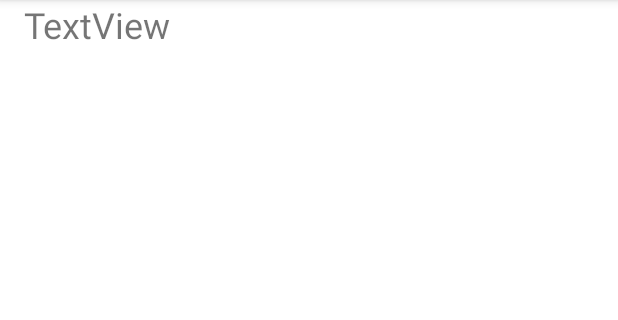
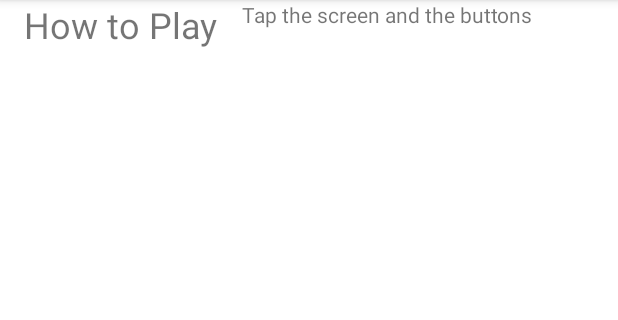
Before and after one commit to Fanadezz/ColorMyViewsRv, an Android app: the screen it shows after launch (MainActivity), on a phone screen of 412 x 824 dp, the part 84-404 px from its top. Run offline under Robolectric (Android 15) with nearby library versions, the phone set to English and light mode, and no system bars; Roboto replaces fonts that are not available here.

Commit message:
Add Info Label

```diff
--- a/app/src/main/res/layout/activity_main.xml
+++ b/app/src/main/res/layout/activity_main.xml
@@ -78,9 +78,20 @@
         android:layout_height="wrap_content"
         android:layout_marginStart="16dp"
         android:fontFamily="@font/roboto_thin"
-        android:text="TextView"
+        android:text="@string/how_to_play"
         android:textSize="24sp"
         app:layout_constraintStart_toStartOf="parent"
         tools:layout_editor_absoluteY="341dp" />
 
+    <TextView
+        android:id="@+id/info_text"
+        android:layout_width="0dp"
+        android:layout_height="wrap_content"
+        android:layout_marginStart="16dp"
+        android:layout_marginEnd="16dp"
+        android:text="@string/tap_the_boxes_and_buttons"
+        app:layout_constraintEnd_toEndOf="parent"
+        app:layout_constraintStart_toEndOf="@+id/label_text"
+        tools:layout_editor_absoluteY="479dp" />
+
 </androidx.constraintlayout.widget.ConstraintLayout>
--- a/app/src/main/res/values/strings.xml
+++ b/app/src/main/res/values/strings.xml
@@ -8,4 +8,6 @@
     <string name="button_red">RED</string>
     <string name="button_yellow">YELLOW </string>
     <string name="button_green">GREEN </string>
+    <string name="how_to_play">How to Play </string>
+    <string name="tap_the_boxes_and_buttons">Tap the screen and the buttons</string>
 </resources>
```
